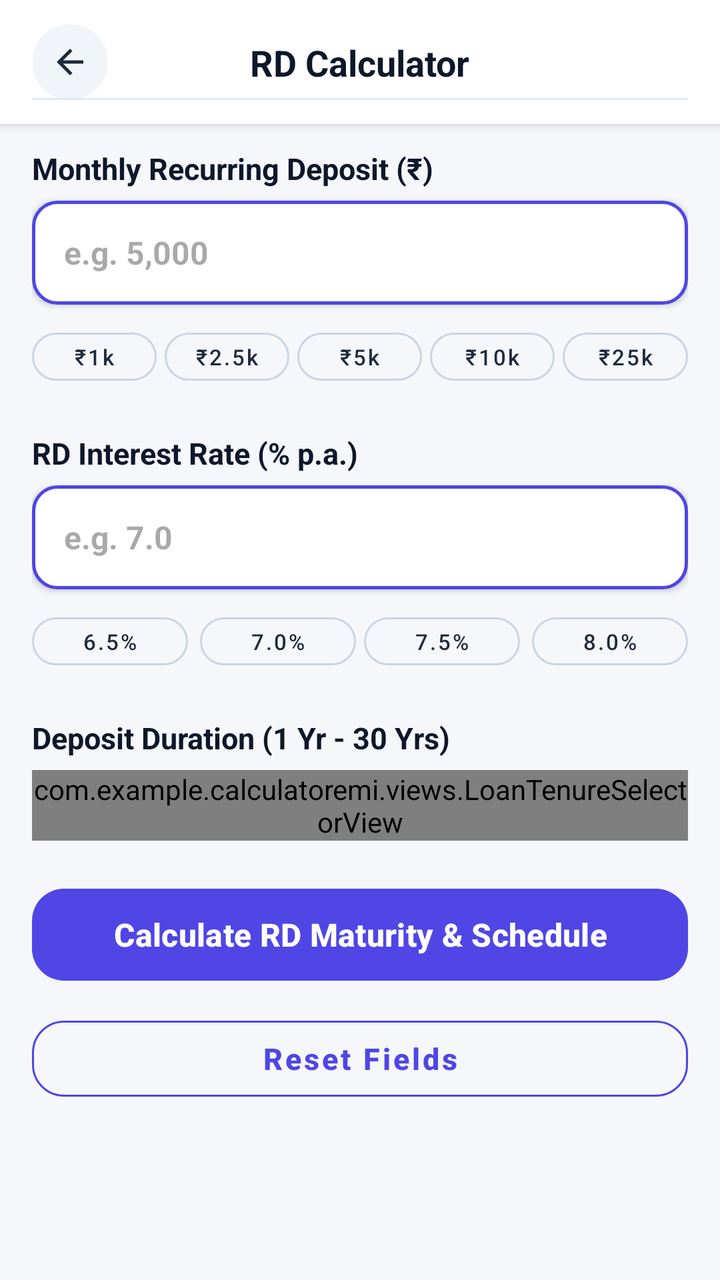
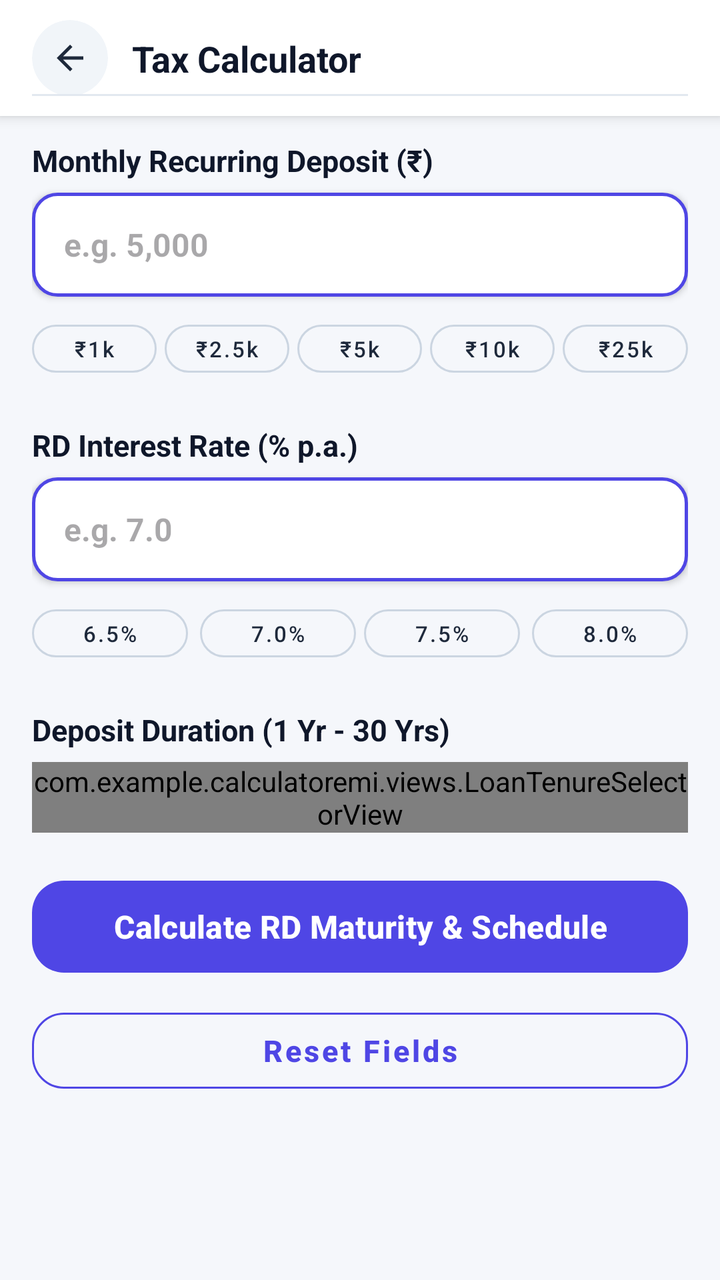

An Android layout rendered at two revisions. The XML below is the earlier revision; the diff shows what the commit changed to produce the second picture.
<!-- AndroidManifest.xml: application theme Theme.Calculatoremi -->
<!-- res/layout/activity_rd_calculator.xml -->
<?xml version="1.0" encoding="utf-8"?>
<LinearLayout
    xmlns:android="http://schemas.android.com/apk/res/android"
    xmlns:app="http://schemas.android.com/apk/res-auto"
    android:layout_width="match_parent"
    android:layout_height="match_parent"
    android:background="#F5F7FB"
    android:orientation="vertical">

    
    <androidx.constraintlayout.widget.ConstraintLayout
        android:id="@+id/calculatorHeader"
        android:layout_width="match_parent"
        android:layout_height="wrap_content"
        android:minHeight="55dp"
        android:background="@android:color/white"
        android:elevation="4dp"
        android:paddingStart="16dp"
        android:paddingTop="12dp"
        android:paddingEnd="16dp"
        android:paddingBottom="12dp">

        <com.google.android.material.card.MaterialCardView
            android:id="@+id/btnBackContainer"
            android:layout_width="38dp"
            android:layout_height="38dp"
            app:cardBackgroundColor="#F1F5F9"
            app:cardCornerRadius="19dp"
            app:cardElevation="0dp"
            app:strokeWidth="0dp"
            app:layout_constraintBottom_toBottomOf="parent"
            app:layout_constraintStart_toStartOf="parent"
            app:layout_constraintTop_toTopOf="parent">

            <ImageView
                android:id="@+id/btnBack"
                android:layout_width="20dp"
                android:layout_height="20dp"
                android:layout_gravity="center"
                android:src="@drawable/ic_arrow_back"
                app:tint="#1E293B" />
        </com.google.android.material.card.MaterialCardView>

        <TextView
            android:id="@+id/txtTitle"
            android:layout_width="wrap_content"
            android:layout_height="wrap_content"
            android:text="RD Calculator"
            android:textColor="#0F172A"
            android:textSize="18sp"
            android:textStyle="bold"
            app:layout_constraintBottom_toBottomOf="parent"
            app:layout_constraintEnd_toEndOf="parent"
            app:layout_constraintStart_toStartOf="parent"
            app:layout_constraintTop_toTopOf="parent" />

        <View
            android:layout_width="match_parent"
            android:layout_height="1dp"
            android:background="#E2E8F0"
            app:layout_constraintBottom_toBottomOf="parent" />
    </androidx.constraintlayout.widget.ConstraintLayout>

    <androidx.core.widget.NestedScrollView
        android:id="@+id/scrollViewRd"
        android:layout_width="match_parent"
        android:layout_height="0dp"
        android:layout_weight="1"
        android:clipToPadding="false"
        android:fillViewport="true"
        android:paddingBottom="36dp">

        <LinearLayout
            android:layout_width="match_parent"
            android:layout_height="wrap_content"
            android:orientation="vertical"
            android:paddingHorizontal="@dimen/screen_padding"
            android:paddingTop="12dp">

            
            <TextView
                android:layout_width="wrap_content"
                android:layout_height="wrap_content"
                android:layout_marginBottom="6dp"
                android:text="Monthly Recurring Deposit (₹)"
                android:textColor="#0F172A"
                android:textSize="15sp"
                android:textStyle="bold" />

            <EditText
                android:id="@+id/etRdAmount"
                android:layout_width="match_parent"
                android:layout_height="52dp"
                android:background="@drawable/numeric_input_border"
                android:elevation="2dp"
                android:hint="e.g. 5,000"
                android:inputType="numberDecimal"
                android:paddingHorizontal="16dp"
                android:textColor="#0F172A"
                android:textSize="16sp"
                android:textStyle="bold" />

            
            <LinearLayout
                android:layout_width="match_parent"
                android:layout_height="wrap_content"
                android:layout_marginTop="8dp"
                android:layout_marginBottom="20dp"
                android:orientation="horizontal"
                android:weightSum="5">

                <com.google.android.material.button.MaterialButton
                    android:id="@+id/chipRd1k"
                    style="@style/Widget.MaterialComponents.Button.OutlinedButton"
                    android:layout_width="0dp"
                    android:layout_height="36dp"
                    android:layout_weight="1"
                    android:layout_marginEnd="2dp"
                    android:padding="0dp"
                    android:text="₹1k"
                    android:textAllCaps="false"
                    android:textColor="#1E293B"
                    android:textSize="11sp"
                    app:strokeColor="#CBD5E1"
                    app:cornerRadius="18dp" />

                <com.google.android.material.button.MaterialButton
                    android:id="@+id/chipRd2_5k"
                    style="@style/Widget.MaterialComponents.Button.OutlinedButton"
                    android:layout_width="0dp"
                    android:layout_height="36dp"
                    android:layout_weight="1"
                    android:layout_marginHorizontal="2dp"
                    android:padding="0dp"
                    android:text="₹2.5k"
                    android:textAllCaps="false"
                    android:textColor="#1E293B"
                    android:textSize="11sp"
                    app:strokeColor="#CBD5E1"
                    app:cornerRadius="18dp" />

                <com.google.android.material.button.MaterialButton
                    android:id="@+id/chipRd5k"
                    style="@style/Widget.MaterialComponents.Button.OutlinedButton"
                    android:layout_width="0dp"
                    android:layout_height="36dp"
                    android:layout_weight="1"
                    android:layout_marginHorizontal="2dp"
                    android:padding="0dp"
                    android:text="₹5k"
                    android:textAllCaps="false"
                    android:textColor="#1E293B"
                    android:textSize="11sp"
                    app:strokeColor="#CBD5E1"
                    app:cornerRadius="18dp" />

                <com.google.android.material.button.MaterialButton
                    android:id="@+id/chipRd10k"
                    style="@style/Widget.MaterialComponents.Button.OutlinedButton"
                    android:layout_width="0dp"
                    android:layout_height="36dp"
                    android:layout_weight="1"
                    android:layout_marginHorizontal="2dp"
                    android:padding="0dp"
                    android:text="₹10k"
                    android:textAllCaps="false"
                    android:textColor="#1E293B"
                    android:textSize="11sp"
                    app:strokeColor="#CBD5E1"
                    app:cornerRadius="18dp" />

                <com.google.android.material.button.MaterialButton
                    android:id="@+id/chipRd25k"
                    style="@style/Widget.MaterialComponents.Button.OutlinedButton"
                    android:layout_width="0dp"
                    android:layout_height="36dp"
                    android:layout_weight="1"
                    android:layout_marginStart="2dp"
                    android:padding="0dp"
                    android:text="₹25k"
                    android:textAllCaps="false"
                    android:textColor="#1E293B"
                    android:textSize="11sp"
                    app:strokeColor="#CBD5E1"
                    app:cornerRadius="18dp" />

            </LinearLayout>

            
            <TextView
                android:layout_width="wrap_content"
                android:layout_height="wrap_content"
                android:layout_marginBottom="6dp"
                android:text="RD Interest Rate (% p.a.)"
                android:textColor="#0F172A"
                android:textSize="15sp"
                android:textStyle="bold" />

            <EditText
                android:id="@+id/etRdRate"
                android:layout_width="match_parent"
                android:layout_height="52dp"
                android:background="@drawable/numeric_input_border"
                android:elevation="2dp"
                android:hint="e.g. 7.0"
                android:inputType="numberDecimal"
                android:paddingHorizontal="16dp"
                android:textColor="#0F172A"
                android:textSize="16sp"
                android:textStyle="bold" />

            
            <LinearLayout
                android:layout_width="match_parent"
                android:layout_height="wrap_content"
                android:layout_marginTop="8dp"
                android:layout_marginBottom="20dp"
                android:orientation="horizontal"
                android:weightSum="4">

                <com.google.android.material.button.MaterialButton
                    android:id="@+id/chipRdRate6_5"
                    style="@style/Widget.MaterialComponents.Button.OutlinedButton"
                    android:layout_width="0dp"
                    android:layout_height="36dp"
                    android:layout_weight="1"
                    android:layout_marginEnd="4dp"
                    android:padding="0dp"
                    android:text="6.5%"
                    android:textAllCaps="false"
                    android:textColor="#1E293B"
                    android:textSize="11sp"
                    app:strokeColor="#CBD5E1"
                    app:cornerRadius="18dp" />

                <com.google.android.material.button.MaterialButton
                    android:id="@+id/chipRdRate7"
                    style="@style/Widget.MaterialComponents.Button.OutlinedButton"
                    android:layout_width="0dp"
                    android:layout_height="36dp"
                    android:layout_weight="1"
                    android:layout_marginHorizontal="2dp"
                    android:padding="0dp"
                    android:text="7.0%"
                    android:textAllCaps="false"
                    android:textColor="#1E293B"
                    android:textSize="11sp"
                    app:strokeColor="#CBD5E1"
                    app:cornerRadius="18dp" />

                <com.google.android.material.button.MaterialButton
                    android:id="@+id/chipRdRate7_5"
                    style="@style/Widget.MaterialComponents.Button.OutlinedButton"
                    android:layout_width="0dp"
                    android:layout_height="36dp"
                    android:layout_weight="1"
                    android:layout_marginHorizontal="2dp"
                    android:padding="0dp"
                    android:text="7.5%"
                    android:textAllCaps="false"
                    android:textColor="#1E293B"
                    android:textSize="11sp"
                    app:strokeColor="#CBD5E1"
                    app:cornerRadius="18dp" />

                <com.google.android.material.button.MaterialButton
                    android:id="@+id/chipRdRate8"
                    style="@style/Widget.MaterialComponents.Button.OutlinedButton"
                    android:layout_width="0dp"
                    android:layout_height="36dp"
                    android:layout_weight="1"
                    android:layout_marginStart="4dp"
                    android:padding="0dp"
                    android:text="8.0%"
                    android:textAllCaps="false"
                    android:textColor="#1E293B"
                    android:textSize="11sp"
                    app:strokeColor="#CBD5E1"
                    app:cornerRadius="18dp" />

            </LinearLayout>

            
            <RelativeLayout
                android:layout_width="match_parent"
                android:layout_height="wrap_content"
                android:layout_marginBottom="6dp">

                <TextView
                    android:id="@+id/txtRdTermLabel"
                    android:layout_width="wrap_content"
                    android:layout_height="wrap_content"
                    android:layout_alignParentStart="true"
                    android:text="Deposit Duration (1 Yr - 30 Yrs)"
                    android:textColor="#0F172A"
                    android:textSize="15sp"
                    android:textStyle="bold" />
            </RelativeLayout>

            <com.example.calculatoremi.views.LoanTenureSelectorView
                android:id="@+id/tenureSelector"
                android:layout_width="match_parent"
                android:layout_height="wrap_content"
                android:layout_marginBottom="20dp" />

            
            <com.google.android.material.button.MaterialButton
                android:id="@+id/btnCalculate"
                android:layout_width="match_parent"
                android:layout_height="54dp"
                android:text="Calculate RD Maturity &amp; Schedule"
                android:textAllCaps="false"
                android:textColor="@android:color/white"
                android:textSize="16sp"
                android:textStyle="bold"
                app:backgroundTint="@color/primary"
                app:cornerRadius="16dp" />

            <com.google.android.material.button.MaterialButton
                android:id="@+id/btnReset"
                style="@style/Widget.MaterialComponents.Button.OutlinedButton"
                android:layout_width="match_parent"
                android:layout_height="50dp"
                android:layout_marginTop="10dp"
                android:text="Reset Fields"
                android:textAllCaps="false"
                android:textColor="@color/primary"
                android:textSize="15sp"
                android:textStyle="bold"
                app:cornerRadius="16dp"
                app:strokeColor="@color/primary" />

        </LinearLayout>
    </androidx.core.widget.NestedScrollView>

</LinearLayout>
<!-- resources referenced by this layout -->
<resources>
  <color name="primary">#4F46E5</color>
  <dimen name="screen_padding">16dp</dimen>
  <!-- drawable ic_arrow_back (drawable) -->
  <vector xmlns:android="http://schemas.android.com/apk/res/android"
      android:width="24dp"
      android:height="24dp"
      android:viewportWidth="960"
      android:viewportHeight="960">
    <path
        android:pathData="m313,520 l224,224 -57,56 -320,-320 320,-320 57,56 -224,224h487v80L313,520Z"
        android:fillColor="#e3e3e3"/>
  </vector>
  <!-- drawable numeric_input_border (drawable) -->
  <?xml version="1.0" encoding="utf-8"?>
  <shape xmlns:android="http://schemas.android.com/apk/res/android"
      android:shape="rectangle">
  
      <solid android:color="@color/white"/>
  
      <stroke
          android:width="1.5dp"
          android:color="#4F46E5"/>
  
      <corners android:radius="12dp"/>
  </shape>
  <style name="Theme.Calculatoremi" parent="Base.Theme.Calculatoremi" />
  <color name="white">#FFFFFFFF</color>
  <style name="Base.Theme.Calculatoremi" parent="Theme.Material3.DayNight.NoActionBar">
          <item name="android:statusBarColor">@android:color/transparent</item>
          <item name="android:navigationBarColor">@android:color/transparent</item>
          <item name="android:windowLightStatusBar">false</item>
          <item name="android:windowLightNavigationBar">true</item>
          <item name="colorPrimary">@color/primary</item>
          <item name="colorOnPrimary">#FFFFFF</item>
          <item name="colorSecondary">@color/gradient_accent</item>
          <item name="colorOnSecondary">#FFFFFF</item>
      </style>
  <color name="gradient_accent">#818CF8</color>
</resources>

<!-- the commit's change to res/layout/activity_rd_calculator.xml (unified diff, before → after) -->
@@ -8,58 +8,7 @@
     android:orientation="vertical">
 
     
-    <androidx.constraintlayout.widget.ConstraintLayout
-        android:id="@+id/calculatorHeader"
-        android:layout_width="match_parent"
-        android:layout_height="wrap_content"
-        android:minHeight="55dp"
-        android:background="@android:color/white"
-        android:elevation="4dp"
-        android:paddingStart="16dp"
-        android:paddingTop="12dp"
-        android:paddingEnd="16dp"
-        android:paddingBottom="12dp">
-
-        <com.google.android.material.card.MaterialCardView
-            android:id="@+id/btnBackContainer"
-            android:layout_width="38dp"
-            android:layout_height="38dp"
-            app:cardBackgroundColor="#F1F5F9"
-            app:cardCornerRadius="19dp"
-            app:cardElevation="0dp"
-            app:strokeWidth="0dp"
-            app:layout_constraintBottom_toBottomOf="parent"
-            app:layout_constraintStart_toStartOf="parent"
-            app:layout_constraintTop_toTopOf="parent">
-
-            <ImageView
-                android:id="@+id/btnBack"
-                android:layout_width="20dp"
-                android:layout_height="20dp"
-                android:layout_gravity="center"
-                android:src="@drawable/ic_arrow_back"
-                app:tint="#1E293B" />
-        </com.google.android.material.card.MaterialCardView>
-
-        <TextView
-            android:id="@+id/txtTitle"
-            android:layout_width="wrap_content"
-            android:layout_height="wrap_content"
-            android:text="RD Calculator"
-            android:textColor="#0F172A"
-            android:textSize="18sp"
-            android:textStyle="bold"
-            app:layout_constraintBottom_toBottomOf="parent"
-            app:layout_constraintEnd_toEndOf="parent"
-            app:layout_constraintStart_toStartOf="parent"
-            app:layout_constraintTop_toTopOf="parent" />
-
-        <View
-            android:layout_width="match_parent"
-            android:layout_height="1dp"
-            android:background="#E2E8F0"
-            app:layout_constraintBottom_toBottomOf="parent" />
-    </androidx.constraintlayout.widget.ConstraintLayout>
+    <include layout="@layout/layout_calculator_header" />
 
     <androidx.core.widget.NestedScrollView
         android:id="@+id/scrollViewRd"
@@ -334,3 +283,63 @@
     </androidx.core.widget.NestedScrollView>
 
 </LinearLayout>
+<!-- res/layout/layout_calculator_header.xml (included above) -->
+<?xml version="1.0" encoding="utf-8"?>
+<androidx.constraintlayout.widget.ConstraintLayout xmlns:android="http://schemas.android.com/apk/res/android"
+    xmlns:app="http://schemas.android.com/apk/res-auto"
+    android:id="@+id/calculatorHeader"
+    android:layout_width="match_parent"
+    android:layout_height="wrap_content"
+    android:minHeight="56dp"
+    android:background="@android:color/white"
+    android:elevation="4dp"
+    android:paddingStart="16dp"
+    android:paddingEnd="16dp"
+    android:paddingTop="10dp"
+    android:paddingBottom="10dp">
+
+    <com.google.android.material.card.MaterialCardView
+        android:id="@+id/btnBackContainer"
+        android:layout_width="38dp"
+        android:layout_height="38dp"
+        app:cardBackgroundColor="#F1F5F9"
+        app:cardCornerRadius="19dp"
+        app:cardElevation="0dp"
+        app:strokeWidth="0dp"
+        app:layout_constraintBottom_toBottomOf="parent"
+        app:layout_constraintStart_toStartOf="parent"
+        app:layout_constraintTop_toTopOf="parent">
+
+        <ImageView
+            android:id="@+id/btnBack"
+            android:layout_width="20dp"
+            android:layout_height="20dp"
+            android:layout_gravity="center"
+            android:src="@drawable/ic_arrow_back"
+            app:tint="#1E293B" />
+    </com.google.android.material.card.MaterialCardView>
+
+    <TextView
+        android:id="@+id/txtTitle"
+        android:layout_width="0dp"
+        android:layout_height="wrap_content"
+        android:layout_marginStart="12dp"
+        android:layout_marginEnd="12dp"
+        android:text="Tax Calculator"
+        android:textColor="#0F172A"
+        android:textSize="18sp"
+        android:textStyle="bold"
+        android:maxLines="1"
+        android:ellipsize="end"
+        app:layout_constraintBottom_toBottomOf="parent"
+        app:layout_constraintEnd_toEndOf="parent"
+        app:layout_constraintStart_toEndOf="@id/btnBackContainer"
+        app:layout_constraintTop_toTopOf="parent" />
+
+    <View
+        android:layout_width="match_parent"
+        android:layout_height="1dp"
+        android:background="#E2E8F0"
+        app:layout_constraintBottom_toBottomOf="parent" />
+
+</androidx.constraintlayout.widget.ConstraintLayout>
<!-- resource entries referenced after the edit -->
@@ -30,7 +30,7 @@
   <style name="Base.Theme.Calculatoremi" parent="Theme.Material3.DayNight.NoActionBar">
           <item name="android:statusBarColor">@android:color/transparent</item>
           <item name="android:navigationBarColor">@android:color/transparent</item>
-          <item name="android:windowLightStatusBar">false</item>
+          <item name="android:windowLightStatusBar">true</item>
           <item name="android:windowLightNavigationBar">true</item>
           <item name="colorPrimary">@color/primary</item>
           <item name="colorOnPrimary">#FFFFFF</item>
